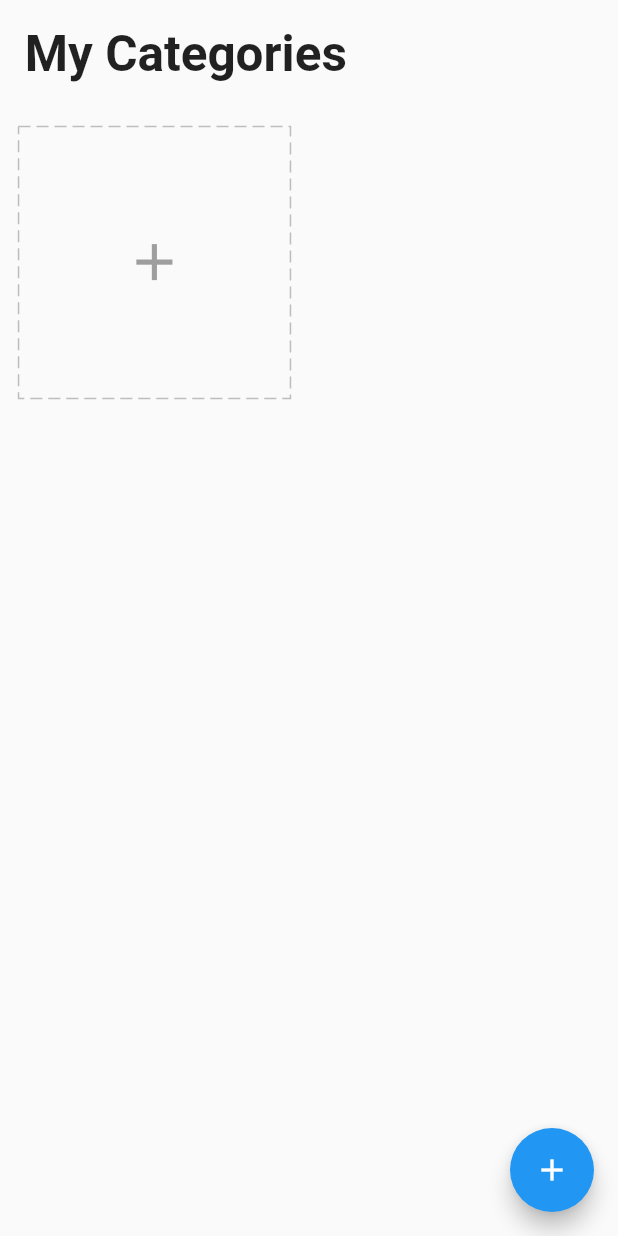
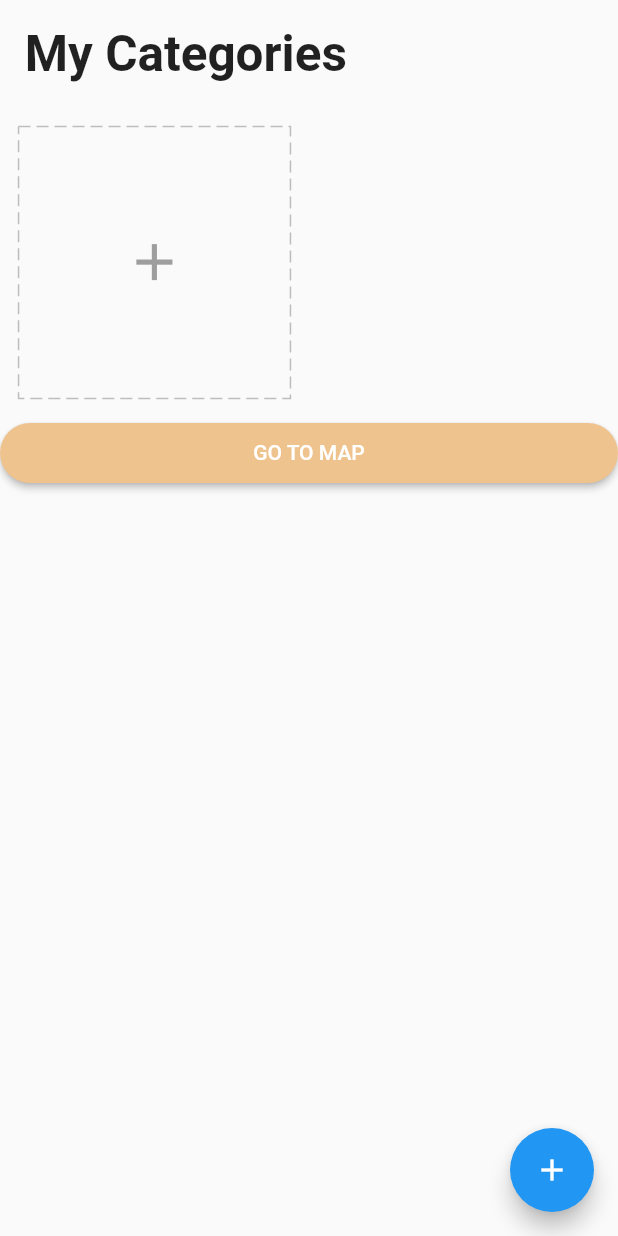
Before and after one commit to AliFuat98/Flutter-Getx, a Flutter app: the screen it shows after launch, on a phone screen of 412 x 824 dp. Run offline on Flutter 3.47's test engine with Material 2 defaults, Android fonts, the light colour scheme and no system bars; drawn by our look-alikes of dotted_border; our stand-ins replace equatable, flutter_easyloading, get, get_storage, step_progress_indicator.

Commit message:
category Map Page

```diff
--- a/lib/app/modules/category/view.dart
+++ b/lib/app/modules/category/view.dart
@@ -4,12 +4,15 @@ import 'package:first_app/app/modules/category/controller.dart';
 import 'package:first_app/app/modules/category/widgets/add_card.dart';
 import 'package:first_app/app/modules/category/widgets/add_word.dart';
 import 'package:first_app/app/modules/category/widgets/category_card.dart';
+import 'package:first_app/app/modules/categoryMap/view.dart';
 import 'package:flutter/material.dart';
 import 'package:flutter_easyloading/flutter_easyloading.dart';
 import 'package:get/get.dart';
 
+import '../../core/values/colors.dart';
+
 class CategoryPage extends GetView<CategoryController> {
-  const CategoryPage({super.key});
+  CategoryPage({super.key});
 
   @override
   Widget build(BuildContext context) {
@@ -19,6 +22,7 @@ class CategoryPage extends GetView<CategoryController> {
           children: [
             title(),
             categoriesAndAddCategoryCard(),
+            denemeButton(),
           ],
         ),
       ),
@@ -36,6 +40,23 @@ class CategoryPage extends GetView<CategoryController> {
           fontWeight: FontWeight.bold,
         ),
       ),
+    );
+  }
+
+  Widget denemeButton() {
+    return ElevatedButton(
+      style: ElevatedButton.styleFrom(
+        backgroundColor: yellow,
+        //primary: blue, backroundla aynı sanırım
+        shape: RoundedRectangleBorder(
+          borderRadius: BorderRadius.circular(20),
+        ),
+        minimumSize: const Size(150, 40),
+      ),
+      child: const Text("GO TO MAP"),
+      onPressed: () {
+        Get.toNamed(CategoryMapPage.pageName);
+      },
     );
   }
 
--- /dev/null
+++ b/lib/app/modules/categoryMap/binding.dart
@@ -0,0 +1,10 @@
+import 'package:get/get.dart';
+
+import 'controller.dart';
+
+class CategoryMapBinding implements Bindings {
+  @override
+  void dependencies() {
+    Get.lazyPut(() => CategoryMapController());
+  }
+}
--- /dev/null
+++ b/lib/app/modules/categoryMap/controller.dart
@@ -0,0 +1,17 @@
+import 'package:flutter/material.dart';
+import 'package:get/get.dart';
+
+class CategoryMapController extends GetxController
+    with GetTickerProviderStateMixin {
+  final transCtrl = TransformationController().obs;
+  late AnimationController ResetAnimation;
+
+  @override
+  void onInit() {
+    ResetAnimation = AnimationController(
+      vsync: this,
+      duration: const Duration(milliseconds: 700),
+    );
+    super.onInit();
+  }
+}
--- a/lib/main.dart
+++ b/lib/main.dart
@@ -5,6 +5,9 @@ import 'package:flutter/material.dart';
 import 'package:get/get.dart';
 import 'package:get_storage/get_storage.dart';
 import 'package:flutter_easyloading/flutter_easyloading.dart';
+
+import 'app/modules/categoryMap/binding.dart';
+import 'app/modules/categoryMap/view.dart';
 
 void main() async {
   await GetStorage.init();
@@ -20,8 +23,20 @@ class MyApp extends StatelessWidget {
     return GetMaterialApp(
       title: 'Flutter Demo',
       debugShowCheckedModeBanner: false,
-      home: const CategoryPage(),
+      home: CategoryPage(),
       initialBinding: CategoryBinding(),
+      getPages: [
+        GetPage(
+          name: "/",
+          page: () => CategoryPage(),
+          binding: CategoryBinding(),
+        ),
+        GetPage(
+          name: CategoryMapPage.pageName,
+          page: () => CategoryMapPage(),
+          binding: CategoryMapBinding(),
+        ),
+      ],
       builder: EasyLoading.init(),
     );
   }
```
Also changed, not shown: lib/app/modules/categoryMap/view.dart (added, +50 -0 lines).
